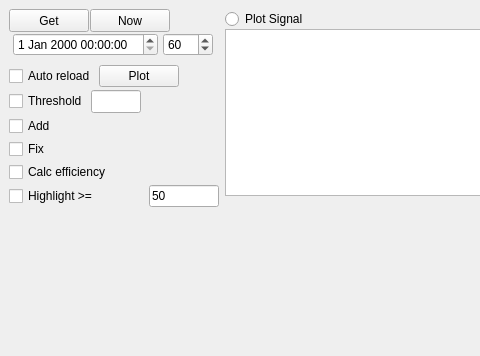
Qt form mainwindow.ui (kenih4/Correlation_plot) before a commit; both pictures show x 0 to 480 and y 0 to 356 of the 1161 by 950 pixel window.
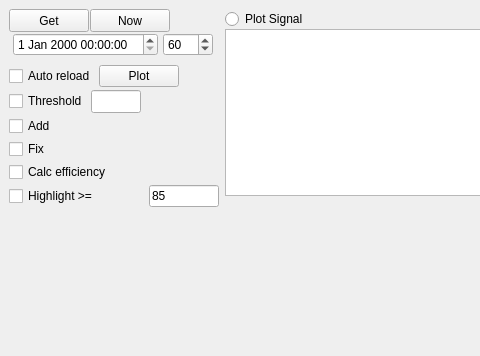
The same form after that commit. Custom widgets are drawn as their Qt base class.

Commit message: Highlight threshold default 85

Patch:
```diff
--- a/mainwindow.ui
+++ b/mainwindow.ui
@@ -357,7 +357,7 @@
                  </size>
                 </property>
                 <property name="text">
-                 <string>50</string>
+                 <string>85</string>
                 </property>
                </widget>
               </item>
```
